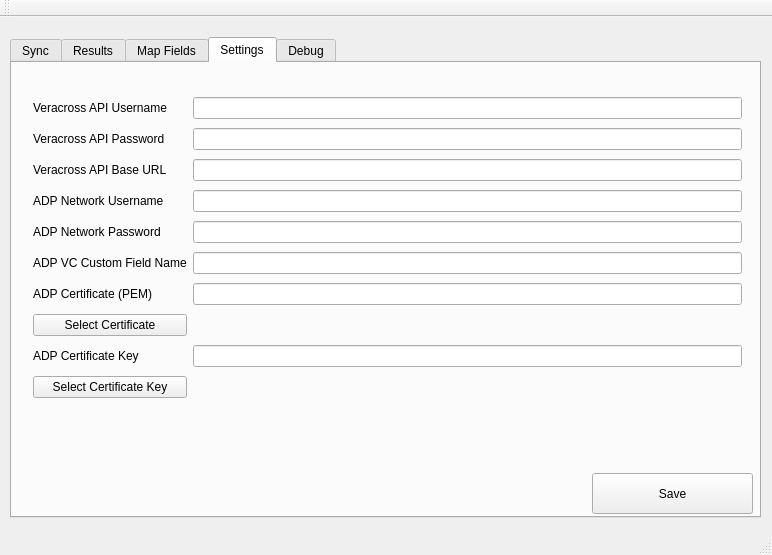
Old version of the form QT/ADP/mainwindow.ui in the repository beckf/vc-adp-sync.
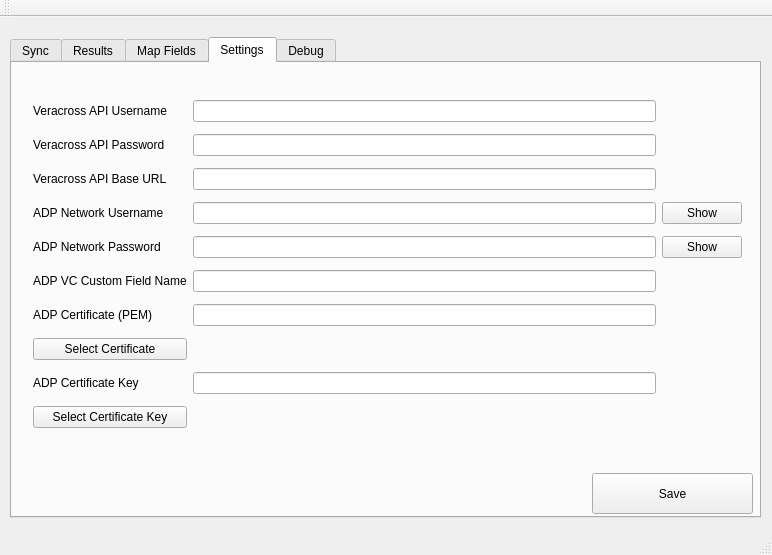
New version of the form. The open tabs and pages were chosen to show the change.

```diff
--- a/QT/ADP/mainwindow.ui
+++ b/QT/ADP/mainwindow.ui
@@ -355,10 +355,17 @@
         <x>10</x>
         <y>20</y>
         <width>731</width>
-        <height>339</height>
+        <height>365</height>
        </rect>
       </property>
       <layout class="QGridLayout" name="gridLayout_3">
+       <item row="4" column="2">
+        <widget class="QPushButton" name="btn_showADPPass">
+         <property name="text">
+          <string>Show</string>
+         </property>
+        </widget>
+       </item>
        <item row="4" column="1">
         <widget class="QLineEdit" name="lineEdit_adpPassword">
          <property name="echoMode">
@@ -496,6 +503,13 @@
          </property>
         </widget>
        </item>
+       <item row="3" column="2">
+        <widget class="QPushButton" name="btn_showADPUser">
+         <property name="text">
+          <string>Show</string>
+         </property>
+        </widget>
+       </item>
       </layout>
      </widget>
     </widget>
```
Left out of the diff: 2 changed lines with no effect on the pictures.
